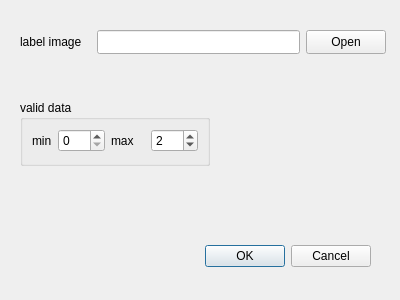
This is ui/preProcess/label_check.ui in scrssys/semantic_segment_RSImage as Qt 5 draws it before an edit. The edited form follows.
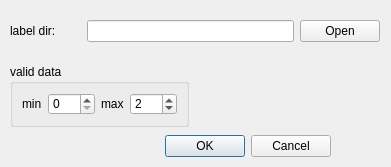
This is the edited form.

```diff
--- a/ui/preProcess/label_check.ui
+++ b/ui/preProcess/label_check.ui
@@ -6,8 +6,8 @@
    <rect>
     <x>0</x>
     <y>0</y>
-    <width>400</width>
-    <height>300</height>
+    <width>391</width>
+    <height>167</height>
    </rect>
   </property>
   <property name="windowTitle">
@@ -16,8 +16,8 @@
   <widget class="QDialogButtonBox" name="buttonBox">
    <property name="geometry">
     <rect>
-     <x>30</x>
-     <y>240</y>
+     <x>-10</x>
+     <y>130</y>
      <width>341</width>
      <height>32</height>
     </rect>
@@ -29,15 +29,89 @@
     <set>QDialogButtonBox::Cancel|QDialogButtonBox::Ok</set>
    </property>
   </widget>
+  <widget class="QWidget" name="layoutWidget">
+   <property name="geometry">
+    <rect>
+     <x>10</x>
+     <y>20</y>
+     <width>370</width>
+     <height>107</height>
+    </rect>
+   </property>
+   <layout class="QVBoxLayout" name="verticalLayout_2">
+    <item>
+     <layout class="QVBoxLayout" name="verticalLayout">
+      <item>
+       <layout class="QGridLayout" name="gridLayout">
+        <item row="0" column="0">
+         <widget class="QLabel" name="label">
+          <property name="minimumSize">
+           <size>
+            <width>71</width>
+            <height>22</height>
+           </size>
+          </property>
+          <property name="text">
+           <string>label dir:</string>
+          </property>
+         </widget>
+        </item>
+        <item row="0" column="2">
+         <widget class="QPushButton" name="pushButton_inputpath">
+          <property name="sizePolicy">
+           <sizepolicy hsizetype="Preferred" vsizetype="Preferred">
+            <horstretch>0</horstretch>
+            <verstretch>0</verstretch>
+           </sizepolicy>
+          </property>
+          <property name="minimumSize">
+           <size>
+            <width>80</width>
+            <height>22</height>
+           </size>
+          </property>
+          <property name="text">
+           <string>Open</string>
+          </property>
+         </widget>
+        </item>
+        <item row="0" column="1">
+         <widget class="QLineEdit" name="lineEdit_input">
+          <property name="sizePolicy">
+           <sizepolicy hsizetype="Expanding" vsizetype="Preferred">
+            <horstretch>0</horstretch>
+            <verstretch>0</verstretch>
+           </sizepolicy>
+          </property>
+          <property name="minimumSize">
+           <size>
+            <width>201</width>
+            <height>22</height>
+           </size>
+          </property>
+         </widget>
+        </item>
+       </layout>
+      </item>
+      <item>
+       <spacer name="verticalSpacer">
+        <property name="orientation">
+         <enum>Qt::Vertical</enum>
+        </property>
+        <property name="sizeHint" stdset="0">
+         <size>
+          <width>20</width>
+          <height>40</height>
+         </size>
+        </property>
+       </spacer>
+      </item>
+     </layout>
+    </item>
+    <item>
+     <layout class="QHBoxLayout" name="horizontalLayout_3">
+      <item>
   <widget class="QGroupBox" name="groupBox">
-   <property name="geometry">
-    <rect>
-     <x>20</x>
-     <y>100</y>
-     <width>190</width>
-     <height>66</height>
-    </rect>
-   </property>
    <property name="title">
     <string>valid data</string>
    </property>
@@ -104,63 +178,21 @@
     </item>
    </layout>
   </widget>
-  <widget class="QWidget" name="">
-   <property name="geometry">
-    <rect>
-     <x>20</x>
-     <y>30</y>
-     <width>366</width>
-     <height>24</height>
-    </rect>
-   </property>
-   <layout class="QGridLayout" name="gridLayout">
-    <item row="0" column="0">
-     <widget class="QLabel" name="label">
-      <property name="minimumSize">
-       <size>
-        <width>71</width>
-        <height>22</height>
-       </size>
-      </property>
-      <property name="text">
-       <string>label image</string>
-      </property>
-     </widget>
-    </item>
-    <item row="0" column="2">
-     <widget class="QPushButton" name="pushButton_inputpath">
-      <property name="sizePolicy">
-       <sizepolicy hsizetype="Preferred" vsizetype="Preferred">
-        <horstretch>0</horstretch>
-        <verstretch>0</verstretch>
-       </sizepolicy>
-      </property>
-      <property name="minimumSize">
+      </item>
+      <item>
+       <spacer name="horizontalSpacer">
+        <property name="orientation">
+         <enum>Qt::Horizontal</enum>
+        </property>
+        <property name="sizeHint" stdset="0">
        <size>
-        <width>80</width>
-        <height>22</height>
-       </size>
-      </property>
-      <property name="text">
-       <string>Open</string>
-      </property>
-     </widget>
-    </item>
-    <item row="0" column="1">
-     <widget class="QLineEdit" name="lineEdit_input">
-      <property name="sizePolicy">
-       <sizepolicy hsizetype="Expanding" vsizetype="Preferred">
-        <horstretch>0</horstretch>
-        <verstretch>0</verstretch>
-       </sizepolicy>
-      </property>
-      <property name="minimumSize">
-       <size>
-        <width>201</width>
-        <height>22</height>
-       </size>
-      </property>
-     </widget>
+          <width>40</width>
+          <height>20</height>
+         </size>
+        </property>
+       </spacer>
+      </item>
+     </layout>
     </item>
    </layout>
   </widget>
```
Left out of the diff: 2 changed lines with no effect on the pictures. Lines whose indentation alone changed are shown as unchanged.
